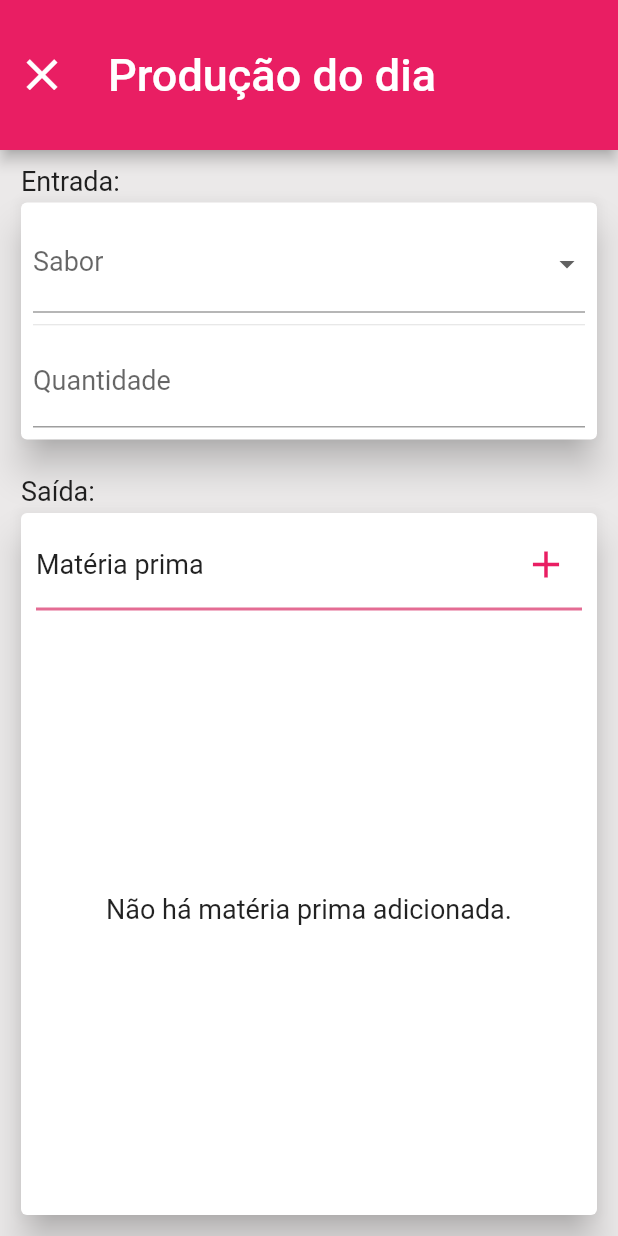
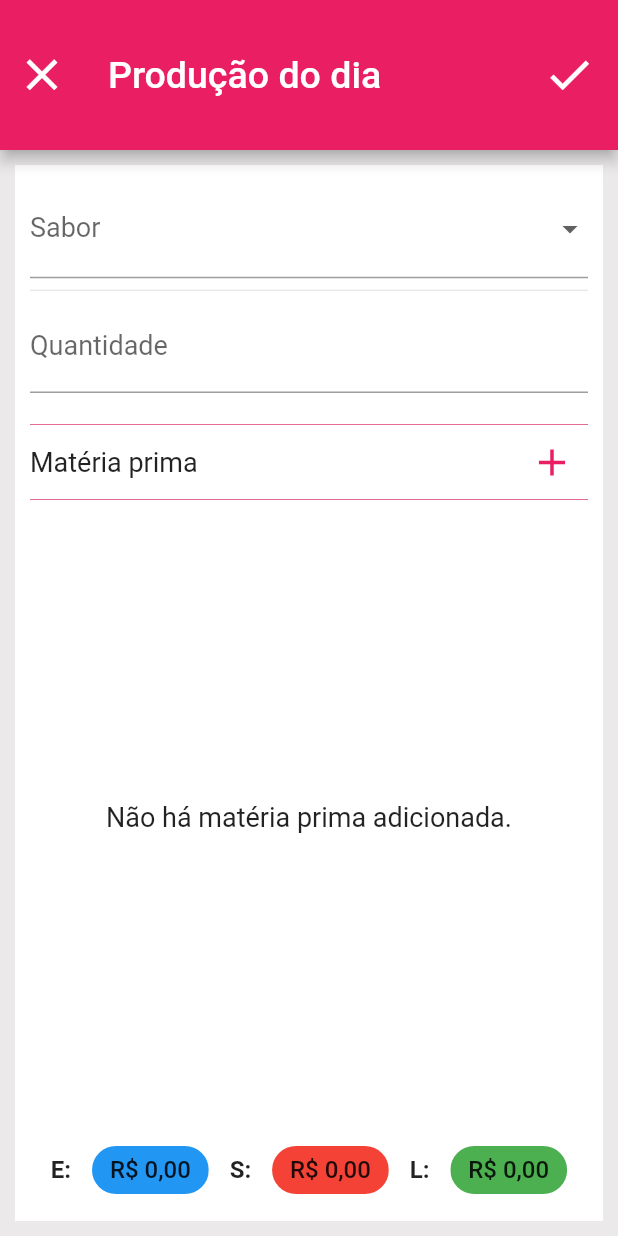
Before and after one commit to Jo-Analyst/app-good-taste, a Flutter app: the BalanceteSheetPage screen opened directly, on a phone screen of 412 x 824 dp. Run offline on Flutter 3.47's test engine with Material 2 defaults, Android fonts, the phone set to English and light mode, and no system bars; our stand-ins replace font_awesome_flutter, sqflite; accounts and stored records are empty.

Commit message:
terminado a tela produção do dia

```diff
--- a/lib/app/page/balance_sheet_page.dart
+++ b/lib/app/page/balance_sheet_page.dart
@@ -12,13 +12,54 @@ class BalanceteSheetPage extends StatefulWidget {
 }
 
 class _BalanceteSheetPageState extends State<BalanceteSheetPage> {
-  final List<String> flavors = [
-    "Morango",
-    "Maracujá",
-    "Uva",
-    "Baunilha com limão"
+  final List<Map<String, dynamic>> products = [
+    {"flavor": "Morango", "price": 1.5},
+    {"flavor": "Maracujá", "price": 1.5},
+    {"flavor": "Uva", "price": 1.5},
+    {"flavor": "Baunilha com limão", "price": 1.5},
+    {"flavor": "Trufa de limão", "price": 3.0},
   ];
-  final List<Map<String, dynamic>> feedstocks = [];
+  double entry = 0, leave = 0, proft = 0, quantity = 0, price = 0;
+  // entrada = 0, saida = 0, lucro = 0, quantidade = 0, preço
+  final List<String> flavors = [];
+
+  @override
+  void initState() {
+    super.initState();
+    for (var product in products) {
+      flavors.add(product["flavor"]);
+    }
+  }
+
+  final List<Map<String, dynamic>> listOfSelectedRawMaterials = [];
+
+  void calculateInputValue() {
+    setState(() {
+      entry = quantity * price;
+    });
+  }
+
+  void calculateProfit() {
+    setState(() {
+      proft = entry - leave;
+    });
+  }
+
+  void calculateLeave() {
+    leave = 0;
+
+    setState(() {
+      for (var feedstock in listOfSelectedRawMaterials) {
+        leave += feedstock["price"];
+      }
+    });
+  }
+
+  void decreaseOutputWhenExcludingRawMaterial(int index) {
+    setState(() {
+      leave -= listOfSelectedRawMaterials[index]["price"];
+    });
+  }
 
   @override
   Widget build(BuildContext context) {
@@ -26,8 +67,20 @@ class _BalanceteSheetPageState extends State<BalanceteSheetPage> {
       appBar: AppBar(
         title: const Text(
           "Produção do dia",
-          style: TextStyle(fontSize: 30),
+          style: TextStyle(fontSize: 25),
         ),
+        actions: [
+          Container(
+            margin: const EdgeInsets.only(right: 10),
+            child: IconButton(
+              onPressed: () {},
+              icon: const Icon(
+                Icons.check,
+                size: 35,
+              ),
+            ),
+          ),
+        ],
         leading: IconButton(
           onPressed: () => Navigator.of(context).pop(),
           icon: const Icon(
@@ -39,32 +92,35 @@ class _BalanceteSheetPageState extends State<BalanceteSheetPage> {
       ),
       body: Container(
         color: const Color.fromARGB(255, 235, 233, 233),
-        child: Padding(
         padding: const EdgeInsets.all(10),
+        child: Container(
+          padding: const EdgeInsets.all(10),
+          color: Colors.white,
           child: Column(
             crossAxisAlignment: CrossAxisAlignment.stretch,
             children: [
-              Container(
-                margin: const EdgeInsets.only(left: 4),
-                child: const Text(
-                  "Entrada:",
-                  style: TextStyle(fontSize: 18),
-                ),
-              ),
-              Card(
-                elevation: 10,
-                child: Padding(
-                  padding: const EdgeInsets.all(8.0),
-                  child: Column(
+              Column(
                 children: [
-                      DropDownUtils(flavors, "Sabor"),
+                  DropDownUtils(flavors, "Sabor",
+                      onValueChanged: (selectedIndex) {
+                    setState(() {
+                      price = products[selectedIndex]["price"] as double;
+                    });
+                    calculateInputValue();
+                    calculateProfit();
+                  }),
                   const Divider(),
                   TextFormField(
                     keyboardType: TextInputType.number,
-                        inputFormatters: [
-                          FilteringTextInputFormatter.digitsOnly
-                        ],
+                    inputFormatters: [FilteringTextInputFormatter.digitsOnly],
                     textInputAction: TextInputAction.next,
+                    onChanged: (value) {
+                      setState(() {
+                        quantity = value != "" ? double.parse(value) : 0;
+                      });
+                      calculateInputValue();
+                      calculateProfit();
+                    },
                     decoration: InputDecoration(
                       labelText: "Quantidade",
                       labelStyle: const TextStyle(fontSize: 18),
@@ -75,24 +131,11 @@ class _BalanceteSheetPageState extends State<BalanceteSheetPage> {
                   ),
                 ],
               ),
+              const SizedBox(height: 20),
+              const Divider(
+                color: Color.fromARGB(255, 228, 108, 148),
+                height: 2,
               ),
-              ),
-              const SizedBox(height: 20),
-              Container(
-                margin: const EdgeInsets.only(left: 4),
-                child: const Text(
-                  "Saída:",
-                  style: TextStyle(fontSize: 18),
-                ),
-              ),
-              Expanded(
-                child: Card(
-                  elevation: 10,
-                  child: Padding(
-                    padding: const EdgeInsets.all(10),
-                    child: Column(
-                      children: [
-                        // DropDownUtils(feedstocks, "Matéria prima"),]
               Row(
                 mainAxisAlignment: MainAxisAlignment.spaceBetween,
                 children: [
@@ -102,17 +145,22 @@ class _BalanceteSheetPageState extends State<BalanceteSheetPage> {
                   ),
                   IconButton(
                     onPressed: () async {
-                                dynamic selectedRawMaterials =
-                                    await Navigator.push(
+                      dynamic selectedRawMaterials = await Navigator.push(
                         context,
                         MaterialPageRoute(
-                                    builder: (_) => const RawMaterialList(),
+                          builder: (_) =>
+                              RawMaterialList(listOfSelectedRawMaterials),
                         ),
                       );
                       if (selectedRawMaterials != null) {
                         setState(() {
-                                    feedstocks.addAll(selectedRawMaterials);
+                          listOfSelectedRawMaterials.clear();
+                          listOfSelectedRawMaterials
+                              .addAll(selectedRawMaterials);
                         });
+
+                        calculateLeave();
+                        calculateProfit();
                       }
                     },
                     icon: Icon(
@@ -123,13 +171,11 @@ class _BalanceteSheetPageState extends State<BalanceteSheetPage> {
                   ),
                 ],
               ),
-                        Container(
-                          margin: const EdgeInsets.symmetric(vertical: 5),
-                          width: double.infinity,
+              const Divider(
+                color: Color.fromARGB(255, 228, 108, 148),
                 height: 2,
-                          color: const Color.fromARGB(255, 228, 108, 148),
               ),
-                        feedstocks.isEmpty
+              listOfSelectedRawMaterials.isEmpty
                   ? const Flexible(
                       child: Center(
                       child: Text(
@@ -139,34 +185,34 @@ class _BalanceteSheetPageState extends State<BalanceteSheetPage> {
                     ))
                   : Flexible(
                       child: ListView.builder(
-                                  itemCount: feedstocks.length,
+                        itemCount: listOfSelectedRawMaterials.length,
                         itemBuilder: (context, index) {
                           return Column(
                             children: [
                               ListTile(
                                 title: Text(
-                                            "${feedstocks[index]['name']}",
-                                            style:
-                                                const TextStyle(fontSize: 18),
+                                  "${listOfSelectedRawMaterials[index]['name']}",
+                                  style: const TextStyle(fontSize: 18),
                                 ),
                                 subtitle: Text(
-                                            "${feedstocks[index]['brand']}",
-                                            style:
-                                                const TextStyle(fontSize: 14),
+                                  "${listOfSelectedRawMaterials[index]['brand']}",
+                                  style: const TextStyle(fontSize: 14),
                                 ),
                                 leading: CircleAvatar(
                                   radius: 30,
                                   child: Text(
-                                              NumberFormat("R\$ #0.00", "PT-BR")
-                                                  .format(feedstocks[index]
+                                    NumberFormat("R\$ #0.00", "PT-BR").format(
+                                        listOfSelectedRawMaterials[index]
                                             ["price"]),
-                                              style:
-                                                  const TextStyle(fontSize: 12),
+                                    style: const TextStyle(fontSize: 12),
                                   ),
                                 ),
                                 trailing: IconButton(
                                   onPressed: () {
-                                              feedstocks.removeAt(index);
+                                    decreaseOutputWhenExcludingRawMaterial(
+                                        index);
+                                    calculateProfit();
+                                    listOfSelectedRawMaterials.removeAt(index);
                                     setState(() {});
                                   },
                                   icon: const Icon(
@@ -175,17 +221,58 @@ class _BalanceteSheetPageState extends State<BalanceteSheetPage> {
                                   ),
                                 ),
                               ),
-                                        const Divider()
+                              const Divider(),
                             ],
                           );
                         },
                       ),
                     ),
-                      ],
+              Row(
+                mainAxisAlignment: MainAxisAlignment.spaceEvenly,
+                children: [
+                  const Text(
+                    "E:",
+                    style: TextStyle(
+                      fontSize: 16,
+                      fontWeight: FontWeight.w700,
                     ),
                   ),
+                  Chip(
+                      backgroundColor: Colors.blue,
+                      label: Text(
+                        NumberFormat("R\$ #0.00", "PT-BR").format(entry),
+                        style: const TextStyle(fontSize: 16),
+                      )),
+                  const Text(
+                    "S:",
+                    style: TextStyle(
+                      fontSize: 16,
+                      fontWeight: FontWeight.w700,
                     ),
                   ),
+                  Chip(
+                    backgroundColor: Colors.red,
+                    label: Text(
+                      NumberFormat("R\$ #0.00", "PT-BR").format(leave),
+                      style: const TextStyle(fontSize: 16),
+                    ),
+                  ),
+                  const Text(
+                    "L:",
+                    style: TextStyle(
+                      fontSize: 16,
+                      fontWeight: FontWeight.w700,
+                    ),
+                  ),
+                  Chip(
+                    backgroundColor: Colors.green,
+                    label: Text(
+                      NumberFormat("R\$ #0.00", "PT-BR").format(proft),
+                      style: const TextStyle(fontSize: 16),
+                    ),
+                  ),
+                ],
+              )
             ],
           ),
         ),
--- a/lib/app/utils/drop_down.dart
+++ b/lib/app/utils/drop_down.dart
@@ -3,7 +3,13 @@ import 'package:flutter/material.dart';
 class DropDownUtils extends StatefulWidget {
   final List<String> flavors;
   final String hint;
-  const DropDownUtils(this.flavors, this.hint, {super.key});
+  final Function(int) onValueChanged;
+  const DropDownUtils(
+    this.flavors,
+    this.hint, {
+    super.key,
+    required this.onValueChanged,
+  });
 
   @override
   State<DropDownUtils> createState() => _DropDownUtilsState();
@@ -22,20 +28,20 @@ class _DropDownUtilsState extends State<DropDownUtils> {
 
   @override
   Widget build(BuildContext context) {
-
     return ValueListenableBuilder(
       valueListenable: valueNotifier,
       builder: (BuildContext context, String valueDrop, _) {
         return DropdownButtonFormField<String>(
-          // icon: Icon(fonta),
           isExpanded: true,
           decoration: InputDecoration(
             labelText: widget.hint,
             labelStyle: const TextStyle(fontSize: 18),
           ),
-          // hint: Text(hint),
           value: (valueDrop.isEmpty ? null : valueDrop),
-          onChanged: (option) => valueNotifier.value = option.toString(),
+          onChanged: (option) {
+            valueNotifier.value = option.toString();
+            widget.onValueChanged(widget.flavors.indexOf(option.toString()));
+          },
           items: widget.flavors
               .map(
                 (flavor) => DropdownMenuItem(
```
Also changed, not shown: lib/app/page/raw_material_list.dart (+25 -8 lines). Lines whose indentation alone changed are shown as unchanged.
